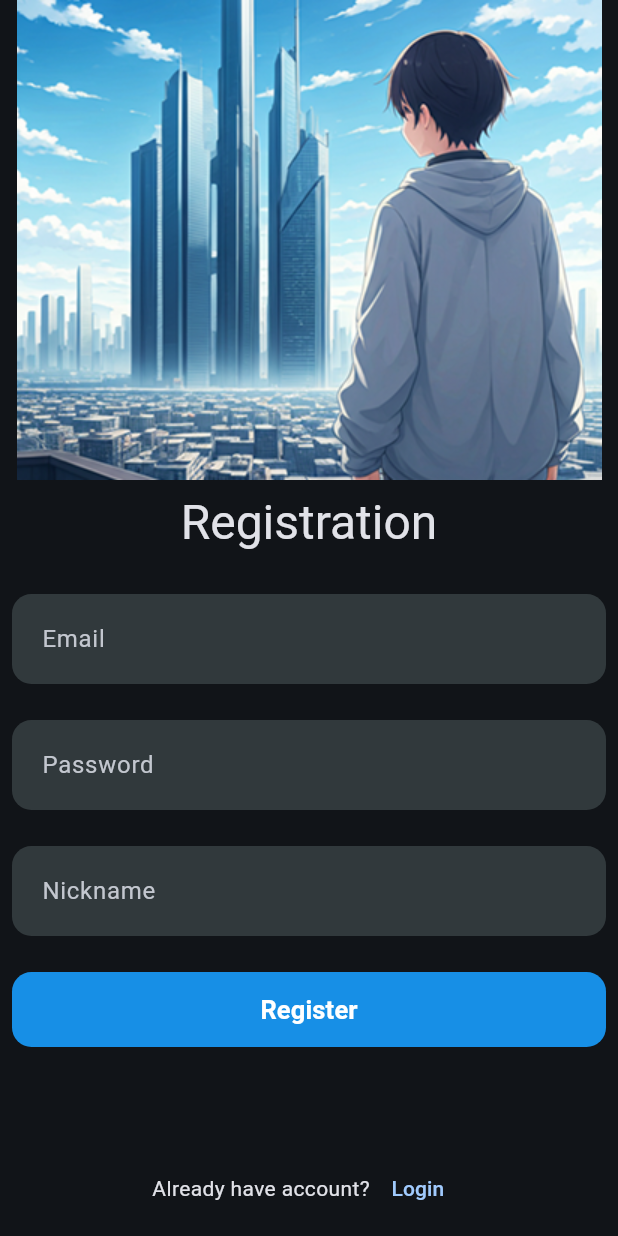
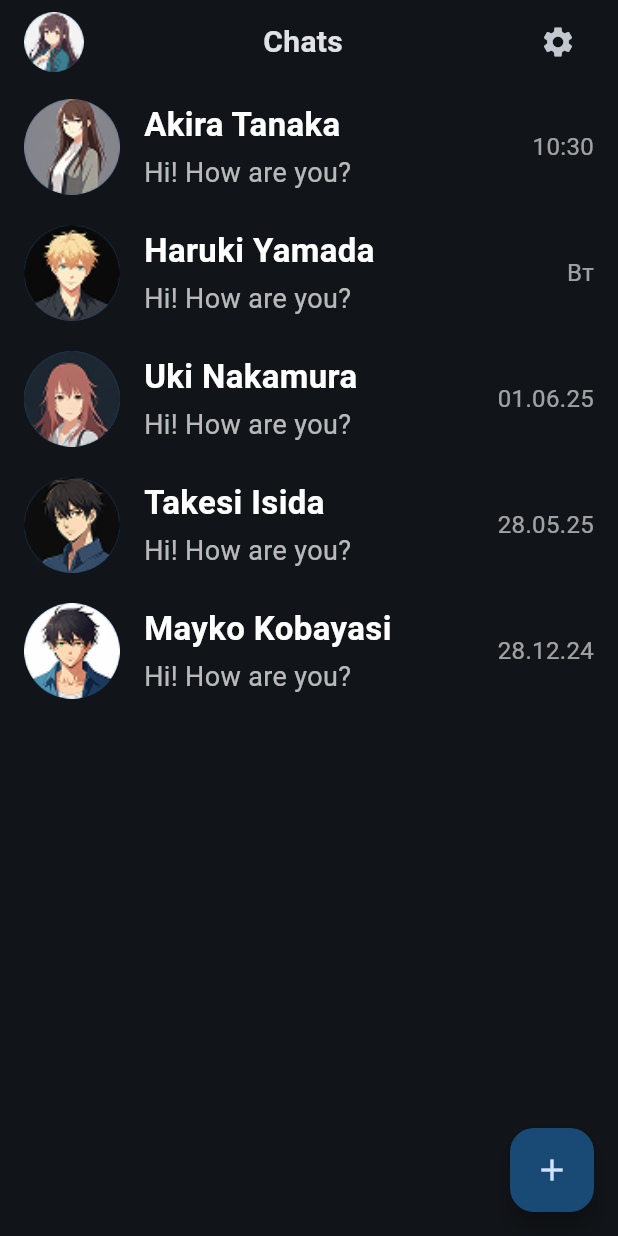
Before and after one commit to kelegorm/mvp_chat, a Flutter app: the RegistrationPage screen opened directly, after a tap on "Register", on a phone screen of 412 x 824 dp. Run offline on Flutter 3.47's test engine with Material 3 defaults, Android fonts, the phone set to English and light mode, and no system bars.

Commit message:
Added chats list page

```diff
--- /dev/null
+++ b/lib/chats_list_page/chats_list_page.dart
@@ -0,0 +1,114 @@
+import 'package:flutter/material.dart';
+import 'package:mvp_chat/widgets/app_bar_header.dart';
+import 'package:mvp_chat/widgets/chat_list_item.dart';
+
+class ChatsListPage extends StatefulWidget {
+  const ChatsListPage({super.key});
+
+  @override
+  State<ChatsListPage> createState() => _ChatsListPageState();
+}
+
+class _ChatsListPageState extends State<ChatsListPage> {
+  @override
+  Widget build(BuildContext context) {
+    return Scaffold(
+      body: SafeArea(
+        child: Column(children: [
+          _buildAppHeader(),
+          ...users.map((data) =>
+            ChatListItem(
+              avatarPath: data.avatar,
+              name: data.name,
+              message: data.lastMessage,
+              time: data.lastDate,
+            )
+          ),
+        ],),
+      ),
+      floatingActionButton: FloatingActionButton(
+        onPressed: () => addNewContact(),
+        child: Icon(Icons.add),
+      ),
+    );
+  }
+
+  Widget _buildAppHeader() {
+    return Container(
+      height: 56,
+      padding: const EdgeInsets.symmetric(horizontal: 16),
+      child: Row(
+        crossAxisAlignment: CrossAxisAlignment.center,
+        children: [
+          // Левая иконка пользователя
+          CircleAvatar(
+            radius: 20,
+            backgroundImage: AssetImage('assets/images/user_avatar_32.png'), // свой путь
+            // или можно NetworkImage или пустую заглушку
+          ),
+          Spacer(),
+          AppBarHeader(label: 'Chats',),
+          Spacer(),
+          // Кнопка настроек
+          IconButton(
+            icon: Icon(Icons.settings),
+            onPressed: () {
+              // обработка нажатия
+            },
+          ),
+        ],
+      ),
+    );
+  }
+
+  void addNewContact() {
+
+  }
+}
+
+class ChatItemMockData {
+  final String avatar;
+  final String name;
+  final String lastMessage;
+  final DateTime lastDate;
+
+  ChatItemMockData({
+    required this.avatar,
+    required this.name,
+    required this.lastMessage,
+    required this.lastDate,
+  });
+}
+
+final users = <ChatItemMockData>[
+  ChatItemMockData(
+      avatar: 'assets/images/user_avatar_1.png',
+      name: 'Akira Tanaka',
+      lastMessage: 'Hi! How are you?',
+      lastDate: DateTime.now(),
+  ),
+  ChatItemMockData(
+    avatar: 'assets/images/user_avatar_2.png',
+    name: 'Haruki Yamada',
+    lastMessage: 'Hi! How are you?',
+    lastDate: DateTime(2025, 6, 10),
+  ),
+  ChatItemMockData(
+    avatar: 'assets/images/user_avatar_3.png',
+    name: 'Uki Nakamura',
+    lastMessage: 'Hi! How are you?',
+    lastDate: DateTime(2025, 6, 1),
+  ),
+  ChatItemMockData(
+    avatar: 'assets/images/user_avatar_4.png',
+    name: 'Takesi Isida',
+    lastMessage: 'Hi! How are you?',
+    lastDate: DateTime(2025, 5, 28),
+  ),
+  ChatItemMockData(
+    avatar: 'assets/images/user_avatar_5.png',
+    name: 'Mayko Kobayasi',
+    lastMessage: 'Hi! How are you?',
+    lastDate: DateTime(2024, 12, 28),
+  ),
+];
--- a/lib/login_page/login_page.dart
+++ b/lib/login_page/login_page.dart
@@ -1,4 +1,5 @@
 import 'package:flutter/material.dart';
+import 'package:mvp_chat/chats_list_page/chats_list_page.dart';
 import 'package:mvp_chat/registration_page/registration_page.dart';
 import 'package:mvp_chat/widgets/auth_form_field.dart';
 import 'package:mvp_chat/widgets/big_blue_button.dart';
@@ -61,7 +62,10 @@ class _LoginPageState extends State<LoginPage> {
   }
 
   void _on_loginPressed() {
-
+    Navigator.pushReplacement(
+      context,
+      MaterialPageRoute(builder: (context) => ChatsListPage()),
+    );
   }
 
   void _on_notRegisteredPressed() {
--- a/lib/registration_page/registration_page.dart
+++ b/lib/registration_page/registration_page.dart
@@ -1,4 +1,5 @@
 import 'package:flutter/material.dart';
+import 'package:mvp_chat/chats_list_page/chats_list_page.dart';
 import 'package:mvp_chat/login_page/login_page.dart';
 import 'package:mvp_chat/widgets/auth_form_field.dart';
 import 'package:mvp_chat/widgets/big_blue_button.dart';
@@ -65,7 +66,10 @@ class _RegistrationPageState extends State<RegistrationPage> {
   }
 
   void _on_registerPressed() {
-
+    Navigator.pushReplacement(
+      context,
+      MaterialPageRoute(builder: (context) => ChatsListPage()),
+    );
   }
 
   void _on_alreadyRegisteredPressed() {
--- /dev/null
+++ b/lib/widgets/app_bar_header.dart
@@ -0,0 +1,15 @@
+import 'package:flutter/material.dart';
+
+class AppBarHeader extends StatelessWidget {
+  final String label;
+
+  const AppBarHeader({required this.label, super.key});
+
+  @override
+  Widget build(BuildContext context) {
+    return Text(
+      label,
+      style: TextStyle(fontWeight: FontWeight.bold, fontSize: 20),
+    );
+  }
+}
--- /dev/null
+++ b/lib/widgets/chat_list_item.dart
@@ -0,0 +1,101 @@
+import 'package:flutter/material.dart';
+import 'package:intl/intl.dart';
+
+class ChatListItem extends StatelessWidget {
+  final String avatarPath;
+  final String name;
+  final String message;
+  final DateTime time;
+
+  const ChatListItem({
+    super.key,
+    required this.avatarPath,
+    required this.name,
+    required this.message,
+    required this.time,
+  });
+
+  @override
+  Widget build(BuildContext context) {
+    return Padding(
+      padding: const EdgeInsets.symmetric(vertical: 10, horizontal: 16),
+      child: Row(
+        children: [
+          // Аватар
+          CircleAvatar(
+            radius: 32,
+            backgroundImage: AssetImage(avatarPath),
+          ),
+          const SizedBox(width: 16),
+          // Имя и сообщение
+          Expanded(
+            child: Column(
+              crossAxisAlignment: CrossAxisAlignment.start,
+              children: [
+                Text(
+                  name,
+                  style: const TextStyle(
+                    fontWeight: FontWeight.bold,
+                    fontSize: 22,
+                    color: Colors.white,
+                  ),
+                  maxLines: 1,
+                  overflow: TextOverflow.ellipsis,
+                ),
+                const SizedBox(height: 4),
+                Text(
+                  message,
+                  style: TextStyle(
+                    color: Colors.white.withValues(alpha: 0.7),
+                    fontSize: 18,
+                  ),
+                  maxLines: 1,
+                  overflow: TextOverflow.ellipsis,
+                ),
+              ],
+            ),
+          ),
+          // Время сообщения
+          Padding(
+            padding: const EdgeInsets.only(left: 12),
+            child: Text(
+              formatChatTime(time),
+              style: TextStyle(
+                color: Colors.white.withValues(alpha: 0.6),
+                fontSize: 16,
+              ),
+            ),
+          ),
+        ],
+      ),
+    );
+  }
+}
+
+
+String formatChatTime(DateTime date) {
+  final now = DateTime.now();
+
+  // No time
+  final dateOnly = DateTime(date.year, date.month, date.day);
+  final nowDateOnly = DateTime(now.year, now.month, now.day);
+
+  if (dateOnly == nowDateOnly) {
+    return DateFormat('HH:mm').format(date);
+  }
+
+  // Разница в днях
+  final diff = nowDateOnly.difference(dateOnly).inDays;
+
+  if (diff < 7) {
+    // На этой неделе (но не сегодня)
+    const weekDays = [
+      'Пн', 'Вт', 'Ср', 'Чт', 'Пт', 'Сб', 'Вс'
+    ];
+    // В Dart 1 — это понедельник
+    return weekDays[date.weekday - 1];
+  }
+
+  // Раньше — короткая дата
+  return DateFormat('dd.MM.yy').format(date);
+}
```
Also changed, not shown: pubspec.yaml (+8 -0 lines), assets/images/user_avatar_1.png (added), assets/images/user_avatar_2.png (added), assets/images/user_avatar_3.png (added), assets/images/user_avatar_32.png (added), assets/images/user_avatar_4.png (added), assets/images/user_avatar_5.png (added), pubspec.lock.
